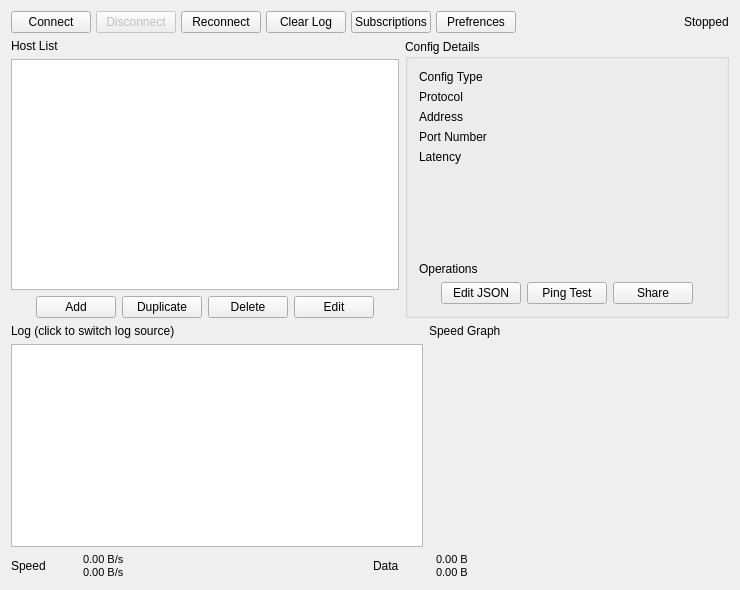
Old version of the form src/ui/w_MainWindow.ui in the repository darsvador/qvssr.
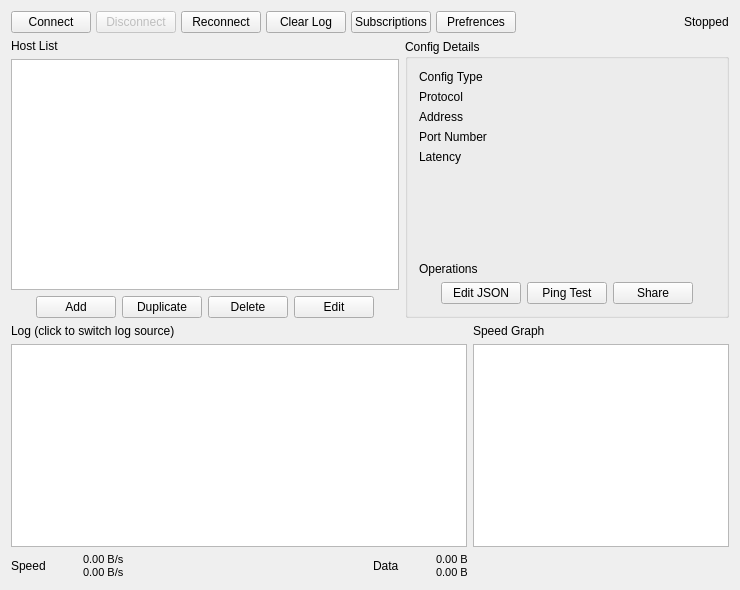
New version of the form.

What changed in the file:
```diff
--- a/src/ui/w_MainWindow.ui
+++ b/src/ui/w_MainWindow.ui
@@ -444,19 +444,6 @@
         </property>
        </widget>
       </item>
-      <item row="1" column="1">
-       <widget class="QWidget" name="speedChart" native="true">
-        <property name="minimumSize">
-         <size>
-          <width>300</width>
-          <height>0</height>
-         </size>
-        </property>
-        <property name="layoutDirection">
-         <enum>Qt::LeftToRight</enum>
-        </property>
-       </widget>
-      </item>
       <item row="0" column="1">
        <widget class="QLabel" name="label_10">
         <property name="text">
@@ -467,6 +454,9 @@
       <item row="1" column="0">
        <widget class="QTextBrowser" name="masterLogBrowser"/>
       </item>
+      <item row="1" column="1">
+       <widget class="QGraphicsView" name="speedChart"/>
+      </item>
      </layout>
     </item>
     <item row="3" column="0" colspan="2">
```
